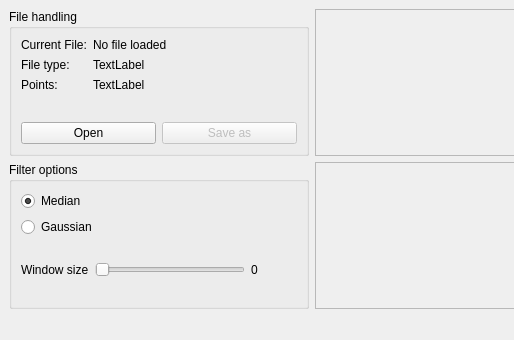
This is mainwindow.ui in oxullo/gpsfilter as Qt 5 draws it before an edit; both pictures show x 0 to 514 and y 0 to 340 of the 884 by 340 pixel window. The edited form follows.
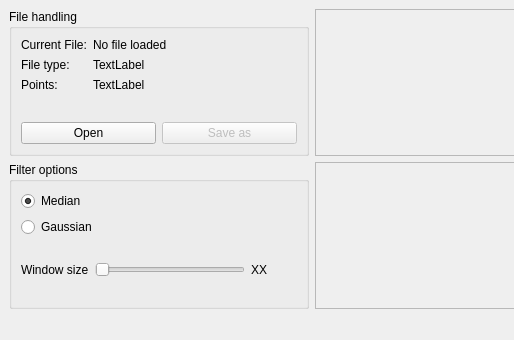
This is the edited form. Custom widgets are drawn as their Qt base class.

Commit message: Slider and label init quirks solved

```diff
--- a/mainwindow.ui
+++ b/mainwindow.ui
@@ -177,7 +177,7 @@
            <item>
             <widget class="QLabel" name="label_6">
              <property name="text">
-              <string>0</string>
+              <string>XX</string>
              </property>
             </widget>
            </item>
```
Left out of the diff: 4 changed lines with no effect on the pictures. The commit also changes 1 other file.
